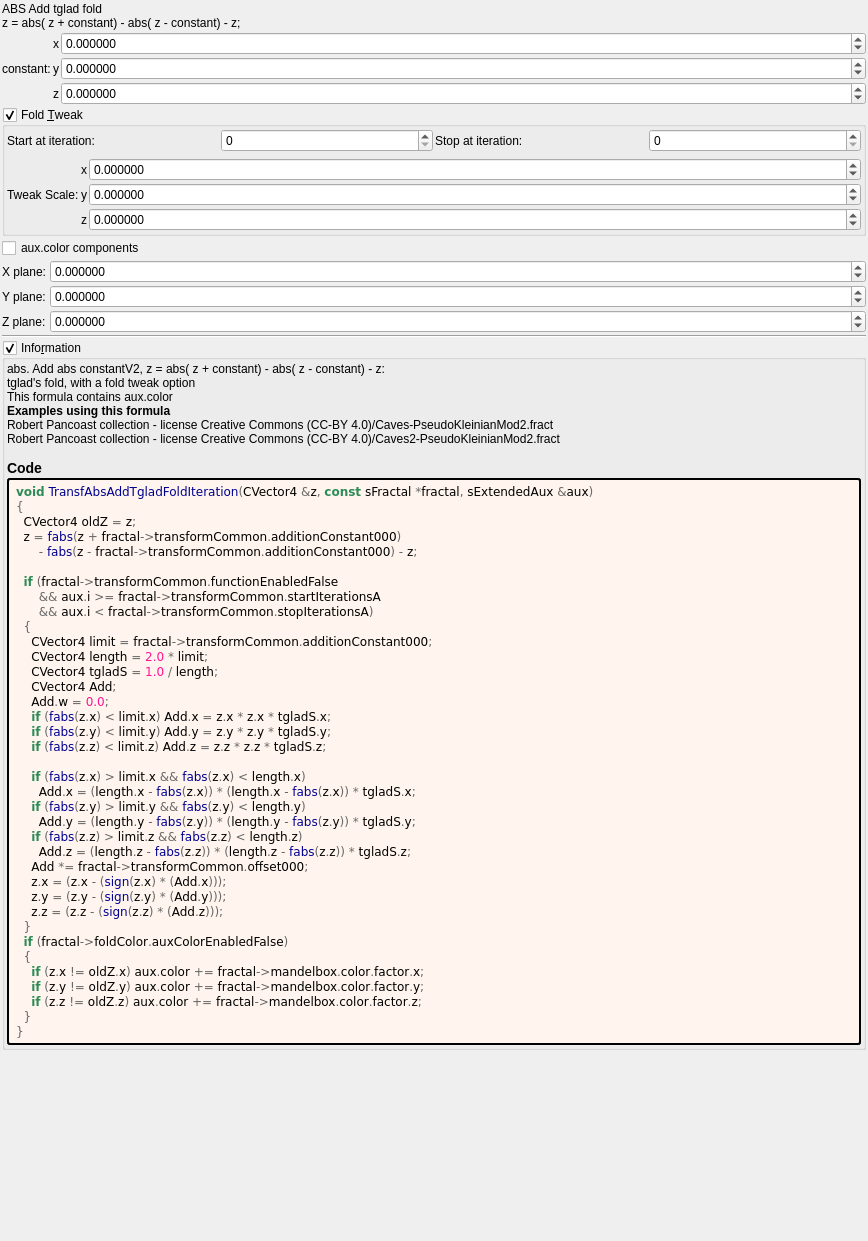
Above: mandelbulber2/formula/ui/transf_abs_add_tglad_fold.ui from buddhi1980/mandelbulber2 before the change. Below: the same form after it.
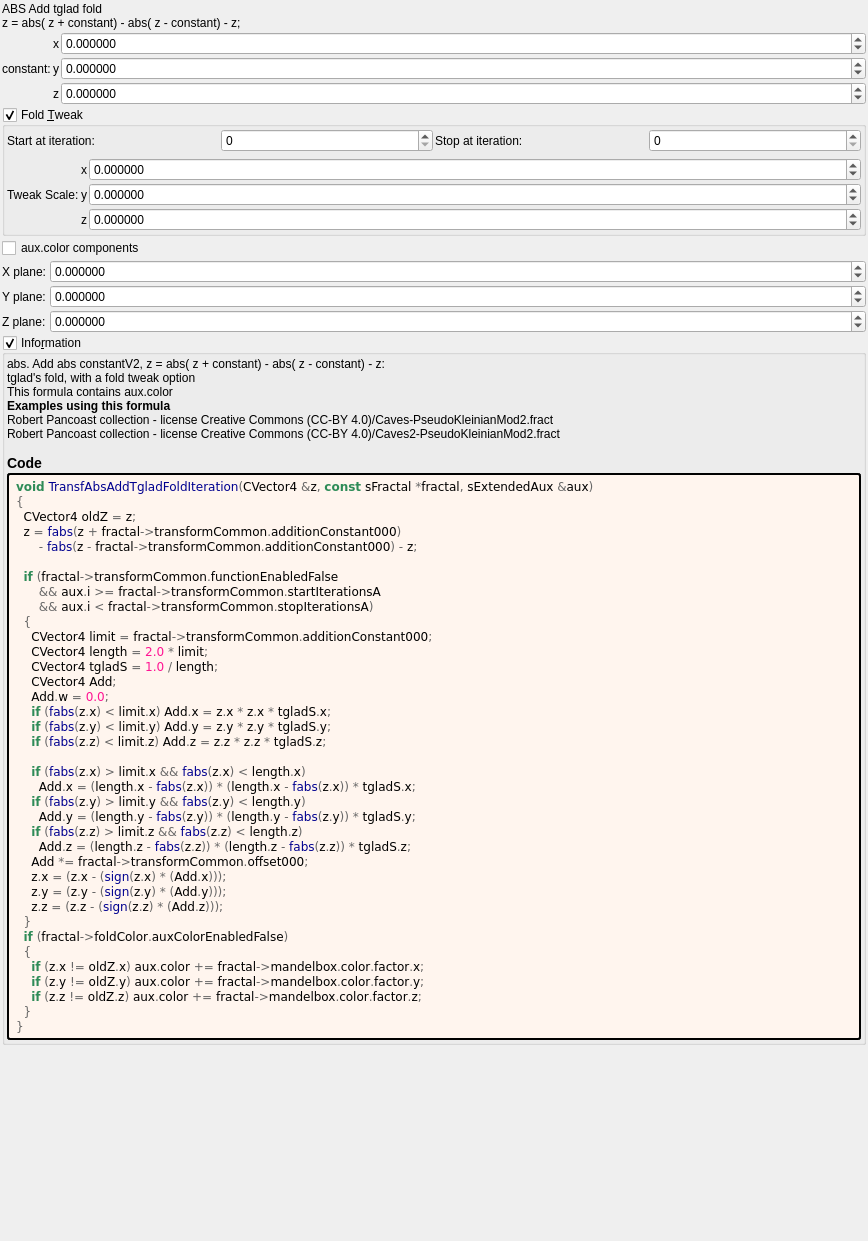
That is the form after the change. Custom widgets are drawn as their Qt base class.

Commit message: transf_spherical_offset_vcl fix plus tidying up

```diff
--- a/mandelbulber2/formula/ui/transf_abs_add_tglad_fold.ui
+++ b/mandelbulber2/formula/ui/transf_abs_add_tglad_fold.ui
@@ -450,13 +450,6 @@
      </item>
     </layout>
    </item>
-   <item>
-    <widget class="Line" name="line_6">
-     <property name="orientation">
-      <enum>Qt::Horizontal</enum>
-     </property>
-    </widget>
-   </item>
    <item>
     <widget class="MyGroupBox" name="groupCheck_info">
      <property name="title">
```
The commit also changes 12 other files.
